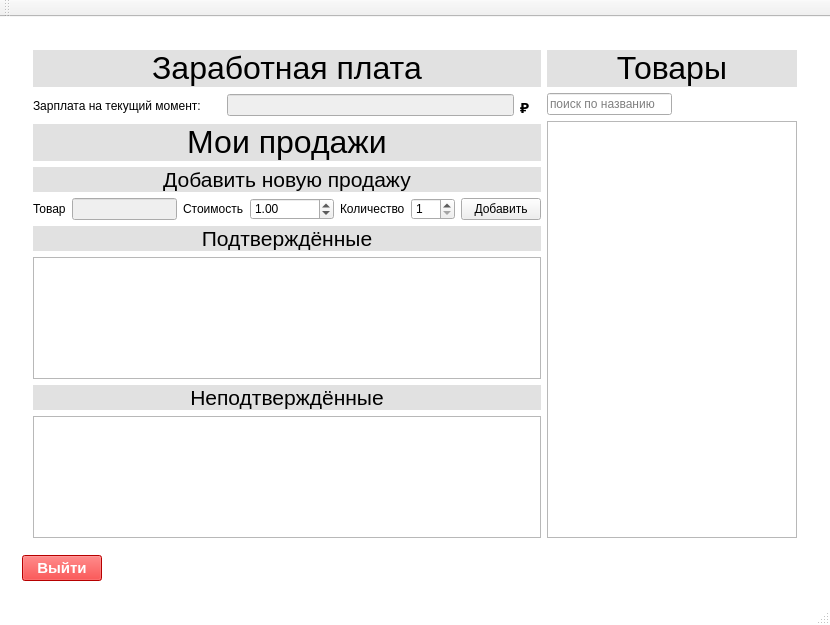
Above: iSalary/iSalary/mainwindow.ui from Polikarpova/iSalary before the change. Below: the same form after it.
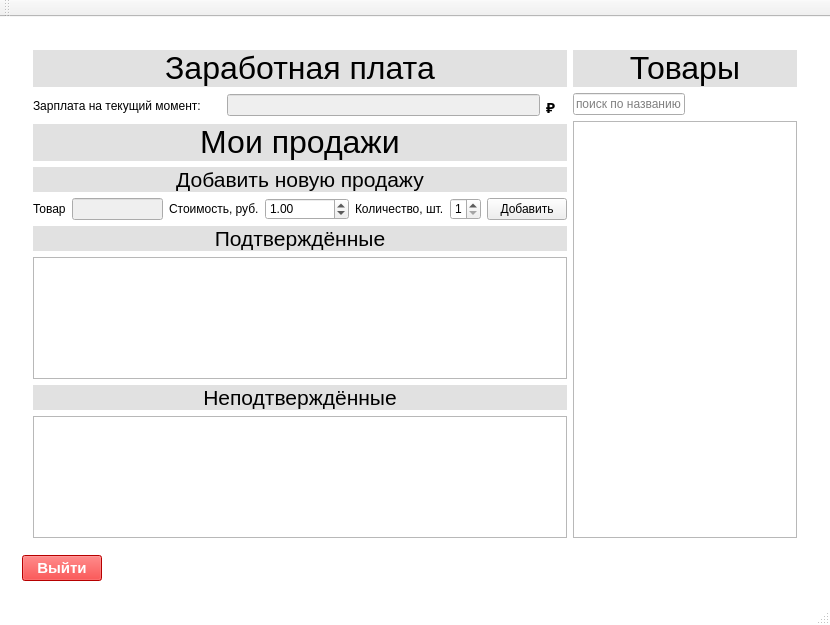
That is the form after the change. The open tabs and pages were chosen to show the change.

Commit message:
На странице Менеджера изменены лейблы полей
К "Стоимости" добавлено, что она в рублях
К "Количеству" добавлено, что в штуках

Patch:
```diff
--- a/iSalary/iSalary/mainwindow.ui
+++ b/iSalary/iSalary/mainwindow.ui
@@ -1787,7 +1787,7 @@
                    </sizepolicy>
                   </property>
                   <property name="text">
-                   <string>Стоимость</string>
+                   <string>Стоимость, руб.</string>
                   </property>
                  </widget>
                 </item>
@@ -1800,7 +1800,7 @@
                    </sizepolicy>
                   </property>
                   <property name="text">
-                   <string>Количество</string>
+                   <string>Количество, шт.</string>
                   </property>
                  </widget>
                 </item>
```
Left out of the diff: 2 changed lines with no effect on the pictures.
